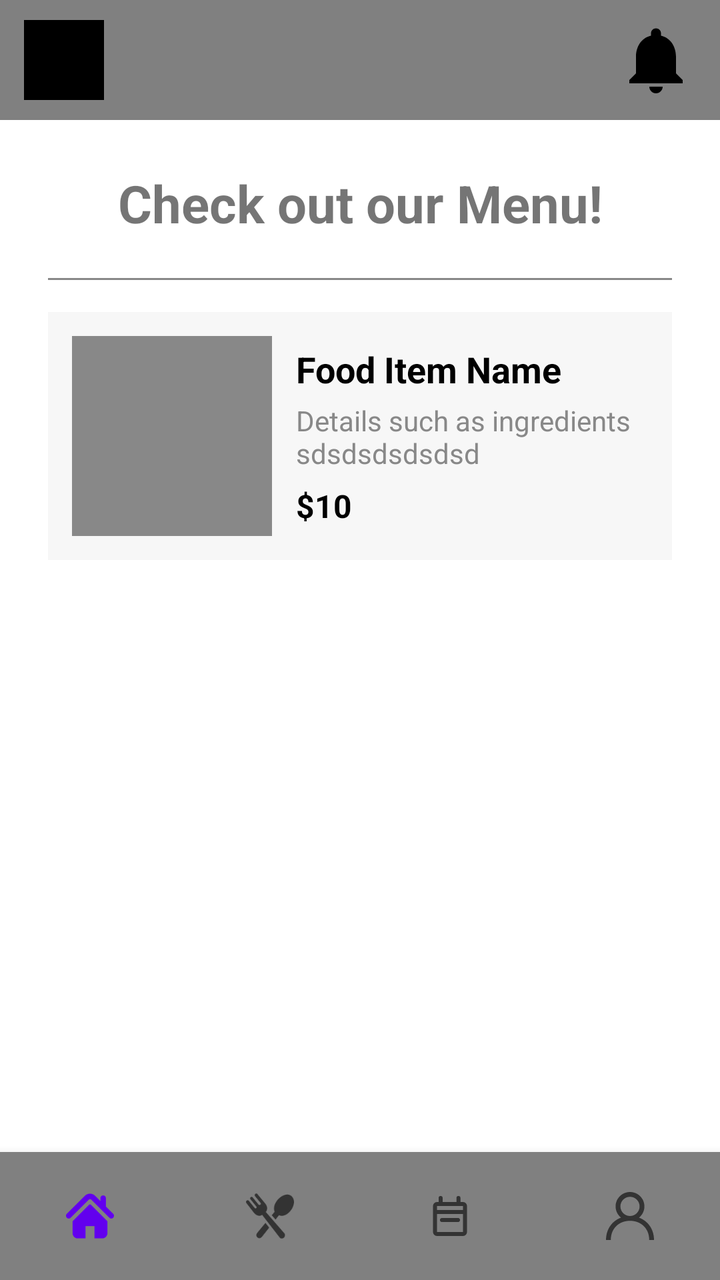
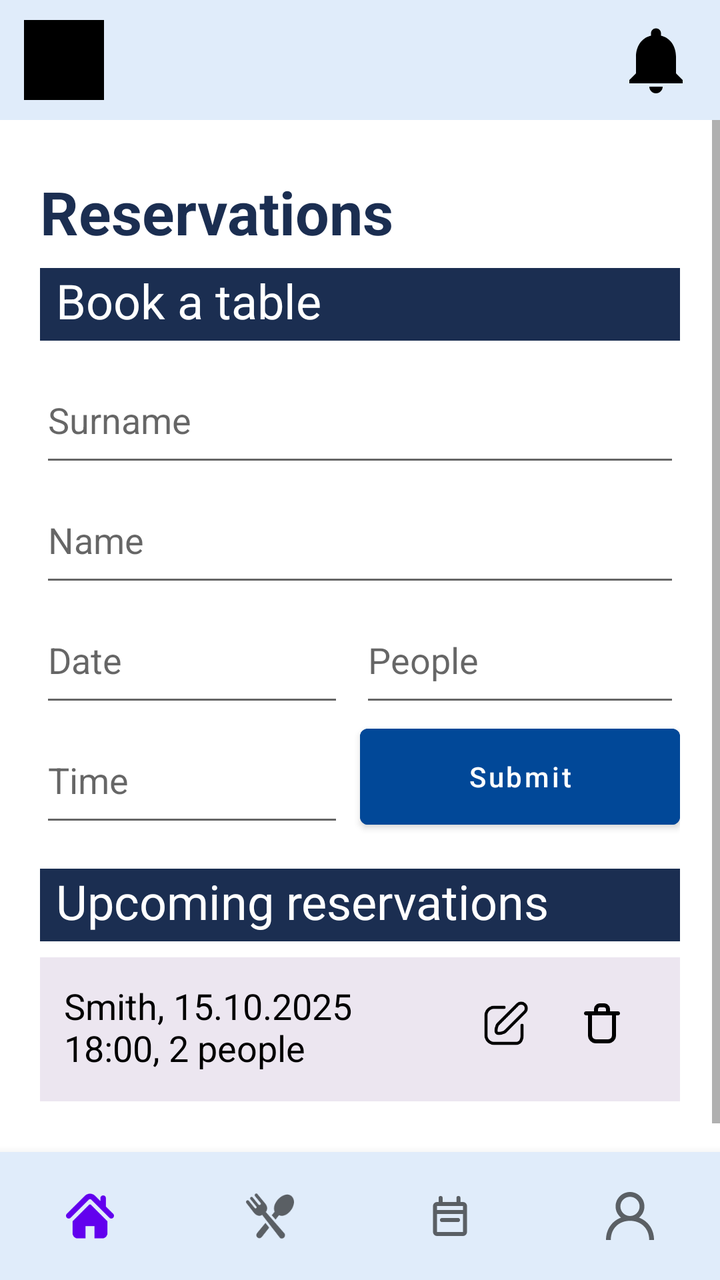

Screens rendered from an Android XML layout before and after an edit, with the pre-edit source and the edit as a unified diff.
<!-- AndroidManifest.xml: application theme Theme.COMP2000 -->
<!-- res/layout/activity_main.xml -->
<?xml version="1.0" encoding="utf-8"?>
<LinearLayout xmlns:android="http://schemas.android.com/apk/res/android"
    xmlns:app="http://schemas.android.com/apk/res-auto"
    android:id="@+id/container"
    android:orientation="vertical"
    android:layout_width="match_parent"
    android:layout_height="match_parent"
    android:background="#FFFFFF">

    
    <include layout="@layout/layout_header" />

    
    <LinearLayout
        android:layout_width="match_parent"
        android:layout_height="0dp"
        android:layout_weight="1">
        <include layout="@layout/fragment_menu" /> 
    </LinearLayout>

    
    <com.google.android.material.bottomnavigation.BottomNavigationView
        android:id="@+id/bottom_nav"
        android:layout_width="match_parent"
        android:layout_height="wrap_content"
        app:menu="@menu/bottom_nav_menu"
        android:background="#808080"
        android:elevation="8dp"
        android:paddingVertical="4dp"
        app:labelVisibilityMode="unlabeled" />

</LinearLayout>
<!-- res/layout/layout_header.xml (included above) -->
<?xml version="1.0" encoding="utf-8"?>
<LinearLayout xmlns:android="http://schemas.android.com/apk/res/android"
    android:layout_width="match_parent"
    android:layout_height="60dp"
    android:orientation="horizontal"
    android:background="#808080"
    android:gravity="center_vertical"
    android:paddingHorizontal="12dp">

    
    <View
        android:layout_width="40dp"
        android:layout_height="40dp"
        android:background="#000000"
        android:contentDescription="Logo placeholder" />

    
    <View
        android:layout_width="0dp"
        android:layout_height="match_parent"
        android:layout_weight="1" />


    
    <ImageView
        android:layout_width="40dp"
        android:layout_height="40dp"
        android:src="@drawable/baseline_notifications_24"
        android:contentDescription="Notifications icon" />
</LinearLayout>
<!-- res/layout/fragment_menu.xml (included above) -->
<?xml version="1.0" encoding="utf-8"?>
<ScrollView xmlns:android="http://schemas.android.com/apk/res/android"
    android:layout_width="match_parent"
    android:layout_height="match_parent"
    android:background="#FFFFFF">

    <LinearLayout
        android:orientation="vertical"
        android:layout_width="match_parent"
        android:layout_height="wrap_content"
        android:padding="24dp">

        <TextView
            android:layout_width="match_parent"
            android:layout_height="wrap_content"
            android:text="Check out our Menu!"
            android:textSize="26sp"
            android:textStyle="bold"
            android:gravity="center"
            android:layout_marginBottom="20dp" />

        
        <View
            android:layout_width="match_parent"
            android:layout_height="1dp"
            android:background="#888888"
            android:layout_marginBottom="16dp" />

        
        <LinearLayout
            android:orientation="horizontal"
            android:layout_width="match_parent"
            android:layout_height="wrap_content"
            android:padding="12dp"
            android:background="#F7F7F7"
            android:layout_marginBottom="12dp" >

            
            <ImageView
                android:layout_width="100dp"
                android:layout_height="100dp"
                android:background="#888888"
                android:contentDescription="Food image"
                android:layout_marginEnd="12dp" />

            
            <LinearLayout
                android:orientation="vertical"
                android:layout_width="0dp"
                android:layout_height="match_parent"
                android:layout_weight="1"
                android:gravity="center_vertical">

                <TextView
                    android:layout_width="wrap_content"
                    android:layout_height="wrap_content"
                    android:layout_marginBottom="4dp"
                    android:text="Food Item Name"
                    android:textColor="#000000"
                    android:textSize="18sp"
                    android:textStyle="bold" />

                <TextView
                    android:text="Details such as ingredients sdsdsdsdsdsd"
                    android:textSize="14sp"
                    android:textColor="#888888"
                    android:layout_marginBottom="6dp"
                    android:layout_width="wrap_content"
                    android:layout_height="wrap_content" />

                <TextView
                    android:text="$10"
                    android:textSize="16sp"
                    android:textStyle="bold"
                    android:textColor="#000000"
                    android:layout_width="wrap_content"
                    android:layout_height="wrap_content" />
            </LinearLayout>
        </LinearLayout>
    </LinearLayout>
</ScrollView>
<!-- resources referenced by this layout -->
<resources>
  <color name="white">#FFFFFFFF</color>
  <color name="black">#FF000000</color>
  <!-- unchanged entries left out for length: 2 -->
</resources>

<!-- the commit's change to res/layout/activity_main.xml (unified diff, before → after) -->
@@ -5,7 +5,7 @@
     android:orientation="vertical"
     android:layout_width="match_parent"
     android:layout_height="match_parent"
-    android:background="#FFFFFF">
+    android:background="@color/white">
 
     
     <include layout="@layout/layout_header" />
@@ -15,7 +15,7 @@
         android:layout_width="match_parent"
         android:layout_height="0dp"
         android:layout_weight="1">
-        <include layout="@layout/fragment_menu" /> 
+        <include layout="@layout/fragment_booking" /> 
     </LinearLayout>
 
     
@@ -24,11 +24,9 @@
         android:layout_width="match_parent"
         android:layout_height="wrap_content"
         app:menu="@menu/bottom_nav_menu"
-        android:background="#808080"
-        android:elevation="8dp"
+        android:background="@color/light_blue"
         android:paddingVertical="4dp"
         app:labelVisibilityMode="unlabeled" />
-
 </LinearLayout>
 <!-- res/layout/layout_header.xml (included above) -->
 <?xml version="1.0" encoding="utf-8"?>
@@ -36,7 +34,7 @@
     android:layout_width="match_parent"
     android:layout_height="60dp"
     android:orientation="horizontal"
-    android:background="#808080"
+    android:background="@color/light_blue"
     android:gravity="center_vertical"
     android:paddingHorizontal="12dp">
 
@@ -44,7 +42,7 @@
     <View
         android:layout_width="40dp"
         android:layout_height="40dp"
-        android:background="#000000"
+        android:background="@color/black"
         android:contentDescription="Logo placeholder" />
 
     
@@ -53,7 +51,6 @@
         android:layout_height="match_parent"
         android:layout_weight="1" />
 
-
     
     <ImageView
         android:layout_width="40dp"
@@ -61,85 +58,109 @@
         android:src="@drawable/baseline_notifications_24"
         android:contentDescription="Notifications icon" />
 </LinearLayout>
-<!-- res/layout/fragment_menu.xml (included above) -->
+<!-- res/layout/fragment_booking.xml (included above) -->
 <?xml version="1.0" encoding="utf-8"?>
 <ScrollView xmlns:android="http://schemas.android.com/apk/res/android"
     android:layout_width="match_parent"
     android:layout_height="match_parent"
-    android:background="#FFFFFF">
+    android:fillViewport="true" >
+
+    
 
     <LinearLayout
         android:orientation="vertical"
-        android:layout_width="match_parent"
+        android:padding="40dp"
+        android:layout_width="400dp"
         android:layout_height="wrap_content"
-        android:padding="24dp">
+        android:layout_gravity="center" >
 
-        <TextView
-            android:layout_width="match_parent"
-            android:layout_height="wrap_content"
-            android:text="Check out our Menu!"
-            android:textSize="26sp"
-            android:textStyle="bold"
-            android:gravity="center"
-            android:layout_marginBottom="20dp" />
+        <TextView style="@style/PrimaryHeader"
+            android:text="Reservations" />
 
         
-        <View
-            android:layout_width="match_parent"
-            android:layout_height="1dp"
-            android:background="#888888"
-            android:layout_marginBottom="16dp" />
+        <TextView style="@style/SecondaryHeader"
+            android:text="Book a table" />
 
         
+        <EditText style="@style/Form"
+            android:hint="Surname"
+            android:autofillHints="familyName"
+            android:inputType="text" />
+
+        <EditText style="@style/Form"
+            android:hint="Name"
+            android:autofillHints="givenName"
+            android:inputType="text"/>
+
+        <LinearLayout
+            android:orientation="horizontal"
+            android:layout_width="match_parent"
+            android:layout_height="wrap_content">
+
+            <EditText style="@style/Form"
+                android:hint="Date"
+                android:inputType="date"
+                android:autofillHints="date"
+                android:layout_weight="1"
+                android:layout_marginEnd="8dp"/>
+
+            <EditText style="@style/Form"
+                android:hint="People"
+                android:inputType="number"
+                android:autofillHints="number"
+                android:layout_weight="1" />
+        </LinearLayout>
+
         <LinearLayout
             android:orientation="horizontal"
             android:layout_width="match_parent"
             android:layout_height="wrap_content"
-            android:padding="12dp"
-            android:background="#F7F7F7"
-            android:layout_marginBottom="12dp" >
+            android:gravity="center_vertical"
+            android:layout_marginBottom="16dp" >
 
-            
-            <ImageView
-                android:layout_width="100dp"
-                android:layout_height="100dp"
-                android:background="#888888"
-                android:contentDescription="Food image"
-                android:layout_marginEnd="12dp" />
+            <EditText style="@style/Form"
+                android:hint="Time"
+                android:autofillHints="time"
+                android:inputType="time"
+                android:layout_width="match_parent"
+                android:layout_weight="1"
+                android:layout_marginEnd="8dp"/>
 
-            
-            <LinearLayout
-                android:orientation="vertical"
+            <Button style="@style/PrimaryButton"
+                android:text="Submit"
+                android:layout_width="match_parent"
+                android:layout_height="60dp"
+                android:layout_weight="1" />
+        </LinearLayout>
+
+        
+        <TextView style="@style/SecondaryHeader"
+            android:text="Upcoming reservations" />
+
+        <LinearLayout style="@style/Card" >
+
+            <TextView
                 android:layout_width="0dp"
-                android:layout_height="match_parent"
+                android:layout_height="wrap_content"
                 android:layout_weight="1"
-                android:gravity="center_vertical">
+                android:text="Smith, 15.10.2025\n18:00, 2 people"
+                android:textColor="#000000"
+                android:textSize="18sp" />
 
-                <TextView
-                    android:layout_width="wrap_content"
-                    android:layout_height="wrap_content"
-                    android:layout_marginBottom="4dp"
-                    android:text="Food Item Name"
-                    android:textColor="#000000"
-                    android:textSize="18sp"
-                    android:textStyle="bold" />
+                <ImageButton
+                    android:layout_width="48dp"
+                    android:layout_height="48dp"
+                    android:src="@drawable/ic_edit"
+                    android:background="@android:color/transparent"
+                    android:clickable="true"
+                    android:contentDescription="Edit reservation" />
 
-                <TextView
-                    android:text="Details such as ingredients sdsdsdsdsdsd"
-                    android:textSize="14sp"
-                    android:textColor="#888888"
-                    android:layout_marginBottom="6dp"
-                    android:layout_width="wrap_content"
-                    android:layout_height="wrap_content" />
-
-                <TextView
-                    android:text="$10"
-                    android:textSize="16sp"
-                    android:textStyle="bold"
-                    android:textColor="#000000"
-                    android:layout_width="wrap_content"
-                    android:layout_height="wrap_content" />
+                <ImageButton
+                    android:layout_width="48dp"
+                    android:layout_height="48dp"
+                    android:src="@drawable/ic_delete"
+                    android:background="@android:color/transparent"
+                    android:contentDescription="Delete reservation" />
             </LinearLayout>
         </LinearLayout>
-    </LinearLayout>
 </ScrollView>
<!-- resource entries referenced after the edit -->
@@ -1,7 +1,63 @@
 <!-- resources referenced by this layout -->
 <resources>
   <color name="white">#FFFFFFFF</color>
+  <!-- drawable ic_delete (drawable) -->
+  <vector xmlns:android="http://schemas.android.com/apk/res/android" android:height="30dp" android:viewportHeight="30" android:viewportWidth="30" android:width="30dp">
+        
+      <path android:fillColor="#00000000" android:pathData="M4,7H20" android:strokeColor="#000000" android:strokeLineCap="round" android:strokeLineJoin="round" android:strokeWidth="2"/>
+        
+      <path android:fillColor="#00000000" android:pathData="M6,7V18C6,19.657 7.343,21 9,21H15C16.657,21 18,19.657 18,18V7" android:strokeColor="#000000" android:strokeLineCap="round" android:strokeLineJoin="round" android:strokeWidth="2"/>
+        
+      <path android:fillColor="#00000000" android:pathData="M9,5C9,3.895 9.895,3 11,3H13C14.105,3 15,3.895 15,5V7H9V5Z" android:strokeColor="#000000" android:strokeLineCap="round" android:strokeLineJoin="round" android:strokeWidth="2"/>
+      
+  </vector>
+  <!-- drawable ic_edit (drawable) -->
+  <vector xmlns:android="http://schemas.android.com/apk/res/android" android:height="30dp" android:viewportHeight="30" android:viewportWidth="30" android:width="30dp">
+        
+      <path android:fillColor="#00000000" android:pathData="M21.28,6.4L11.74,15.94C10.79,16.89 7.97,17.33 7.34,16.7C6.71,16.07 7.14,13.25 8.09,12.3L17.64,2.75C17.875,2.493 18.16,2.287 18.478,2.143C18.796,1.999 19.139,1.921 19.487,1.914C19.836,1.907 20.182,1.97 20.506,2.1C20.829,2.23 21.122,2.425 21.369,2.672C21.615,2.918 21.808,3.212 21.938,3.536C22.067,3.86 22.129,4.206 22.121,4.555C22.113,4.903 22.034,5.246 21.889,5.563C21.745,5.881 21.538,6.165 21.28,6.4V6.4Z" android:strokeColor="#000000" android:strokeLineCap="round" android:strokeLineJoin="round" android:strokeWidth="1.5"/>
+        
+      <path android:fillColor="#00000000" android:pathData="M11,4H6C4.939,4 3.922,4.421 3.172,5.172C2.421,5.922 2,6.939 2,8V18C2,19.061 2.421,20.078 3.172,20.828C3.922,21.579 4.939,22 6,22H17C19.21,22 20,20.2 20,18V13" android:strokeColor="#000000" android:strokeLineCap="round" android:strokeLineJoin="round" android:strokeWidth="1.5"/>
+      
+  </vector>
+  <style name="Card">
+          <item name="android:layout_width">match_parent</item>
+          <item name="android:layout_height">wrap_content</item>
+          <item name="android:background">@color/light_rose</item>
+          <item name="android:padding">12dp</item>
+      </style>
+  <style name="Form">
+          <item name="android:layout_width">match_parent</item>
+          <item name="android:layout_height">60dp</item>
+      </style>
+  <style name="PrimaryButton">
+          <item name="android:backgroundTint">@color/blue</item>
+          <item name="android:textColor">@color/white</item>
+          <item name="android:padding">12dp</item>
+          <item name="android:textAllCaps">false</item>
+      </style>
+  <style name="PrimaryHeader">
+          <item name="android:textSize">30sp</item>
+          <item name="android:textStyle">bold</item>
+          <item name="android:textColor">@color/navy</item>
+          <item name="android:layout_marginBottom">8dp</item>
+          <item name="android:layout_width">match_parent</item>
+          <item name="android:layout_height">wrap_content</item>
+      </style>
+  <style name="SecondaryHeader">
+          <item name="android:background">@color/navy</item>
+          <item name="android:textColor">@color/white</item>
+          <item name="android:textSize">24sp</item>
+          <item name="android:layout_marginBottom">8dp</item>
+          <item name="android:paddingBottom">4dp</item>
+          <item name="android:paddingHorizontal">8dp</item>
+          <item name="android:layout_width">match_parent</item>
+          <item name="android:layout_height">wrap_content</item>
+      </style>
+  <color name="light_rose">#ece6f0</color>
+  <color name="blue">#014898</color>
+  <color name="navy">#1b2e51</color>
   <color name="black">#FF000000</color>
+  <color name="light_blue">#e0ecfa</color>
   <!-- unchanged entries left out for length: 2 -->
 </resources>
 
